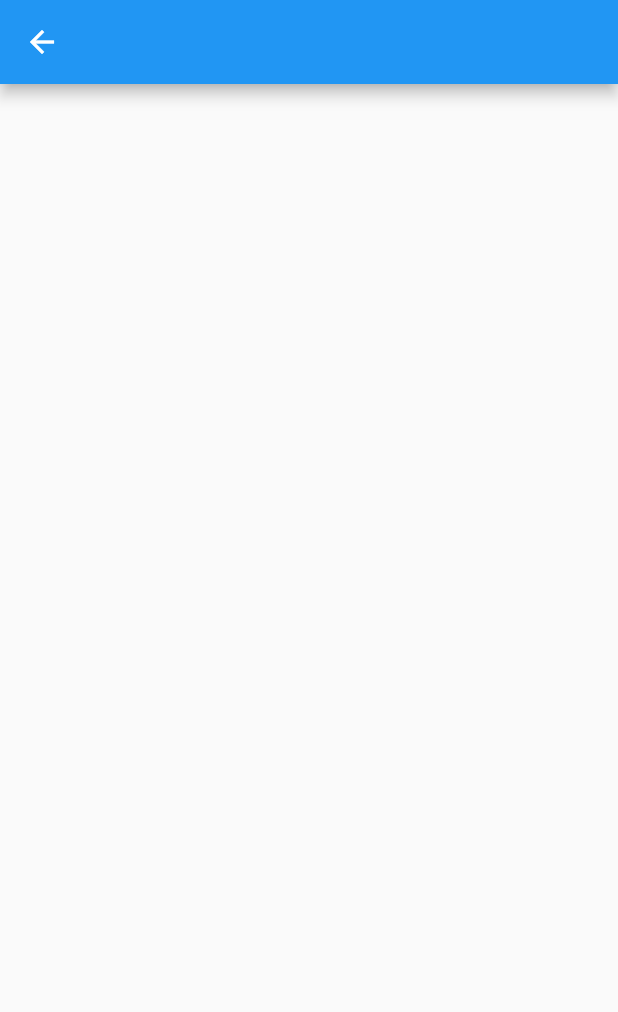
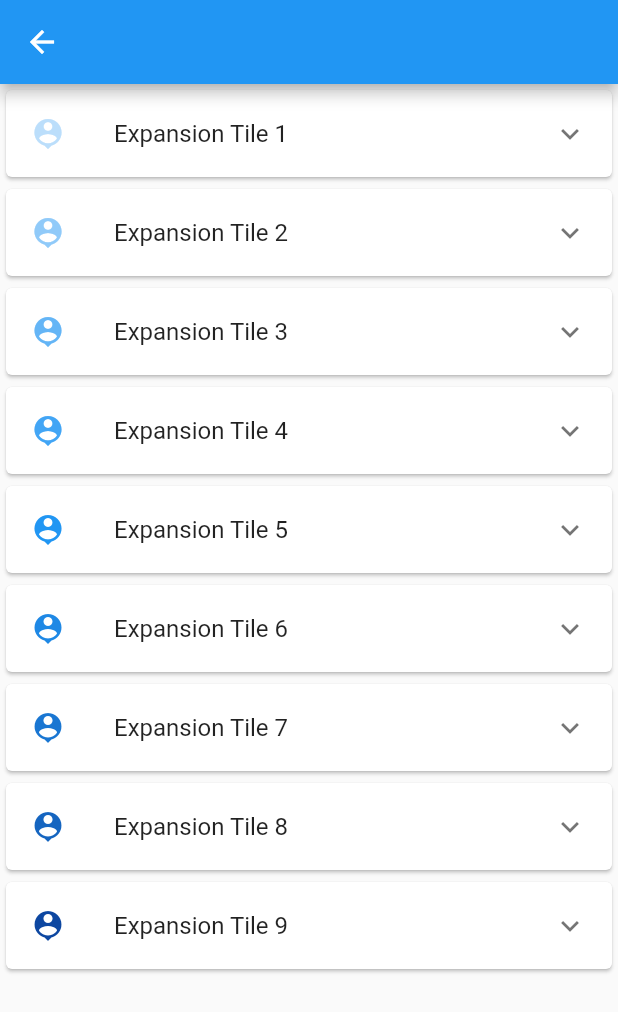
Before and after one commit to ThomasLilley/Flutter_widget_examples, a Flutter app: the screen it shows after launch, after a tap on "Expanded Tile", on a phone screen of 412 x 824 dp. Shown: the top 1012 px of the screen. Run offline on Flutter 3.47's test engine with Material 2 defaults, Android fonts, the phone set to English and light mode, and no system bars; our stand-ins replace get.

Commit message:
added expansion panel and expansion tile examples

```diff
--- a/lib/Views/expandedTileExample.dart
+++ /dev/null
@@ -1,18 +0,0 @@
-import 'package:flutter/material.dart';
-
-class ExpandedTileExample extends StatefulWidget {
-  @override
-  _ExpandedTileExampleState createState() => _ExpandedTileExampleState();
-}
-
-class _ExpandedTileExampleState extends State<ExpandedTileExample> {
-  @override
-  Widget build(BuildContext context) {
-    return Scaffold(
-        appBar: AppBar(
-
-        ),
-        body: Container(),
-    );
-  }
-}
--- /dev/null
+++ b/lib/Views/expansionTileExample.dart
@@ -0,0 +1,36 @@
+import 'package:flutter/material.dart';
+
+class ExpansionTileExample extends StatefulWidget {
+  @override
+  _ExpansionTileExampleState createState() => _ExpansionTileExampleState();
+}
+
+class _ExpansionTileExampleState extends State<ExpansionTileExample> {
+  @override
+  Widget build(BuildContext context) {
+    return Scaffold(
+      appBar: AppBar(),
+      body: ListView.builder(
+        itemCount: 9,
+        itemBuilder: (BuildContext context, int i) {
+          return Card(
+            child: ExpansionTile(
+              leading: Icon(
+                Icons.person_pin,
+                color: Colors.blue[(i + 1) * 100],
+              ),
+              title: Text("Expansion Tile ${i + 1}"),
+              children: List.generate(
+                i + 1,
+                (j) => Container(
+                  height: 50,
+                  color: Colors.blue[(j + 1) * 100],
+                ),
+              ),
+            ),
+          );
+        },
+      ),
+    );
+  }
+}
--- a/lib/main.dart
+++ b/lib/main.dart
@@ -1,6 +1,7 @@
 import 'package:flutter/material.dart';
 import 'package:get/get.dart';
-import 'package:widget_examples/Views/expandedTileExample.dart';
+import 'package:widget_examples/Views/expansionPanelExample.dart';
+import 'package:widget_examples/Views/expansionTileExample.dart';
 
 void main() => runApp(MyApp());
 
@@ -63,11 +64,17 @@ class _MyHomePageState extends State<MyHomePage> {
           mainAxisAlignment: MainAxisAlignment.center,
           children: <Widget>[
             Card(
-              color: Colors.blueAccent,
               child: ListTile(
                 title: Text("Expanded Tile"),
-                onTap: () =>
-                    Get.to(ExpandedTileExample(), transition: Transition.native),
+                onTap: () => Get.to(ExpansionTileExample(),
+                    transition: Transition.native),
+              ),
+            ),
+            Card(
+              child: ListTile(
+                title: Text("Expanded Panel"),
+                onTap: () => Get.to(ExpansionPanelExample(),
+                    transition: Transition.native),
               ),
             )
           ],
```
Also changed, not shown: lib/Views/expansionPanelExample.dart (added, +48 -0 lines).
